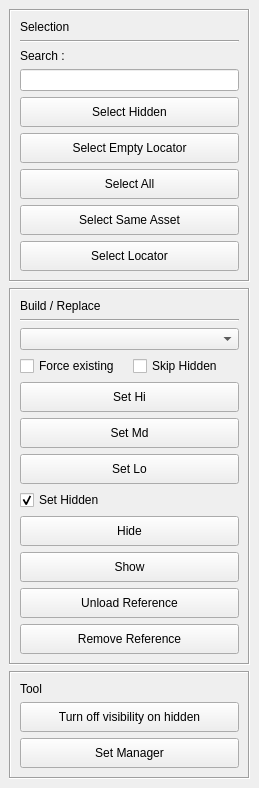
The window that setOptimizer/ui.ui (ChanonVilaiyuk/ptSetDress) describes before a commit, drawn with Qt 5.
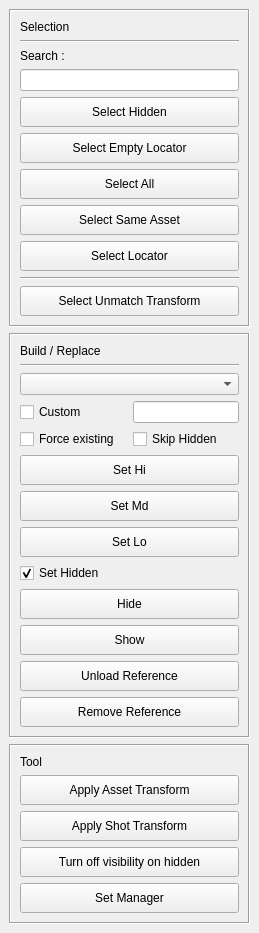
The same window after the commit.

Diff of the .ui file:
```diff
--- a/setOptimizer/ui.ui
+++ b/setOptimizer/ui.ui
@@ -7,7 +7,7 @@
     <x>0</x>
     <y>0</y>
     <width>259</width>
-    <height>761</height>
+    <height>914</height>
    </rect>
   </property>
   <property name="windowTitle">
@@ -117,6 +117,26 @@
          </property>
         </widget>
        </item>
+       <item>
+        <widget class="Line" name="line_3">
+         <property name="orientation">
+          <enum>Qt::Horizontal</enum>
+         </property>
+        </widget>
+       </item>
+       <item>
+        <widget class="QPushButton" name="selectUnmatchTransform_pushButton">
+         <property name="minimumSize">
+          <size>
+           <width>0</width>
+           <height>30</height>
+          </size>
+         </property>
+         <property name="text">
+          <string>Select Unmatch Transform</string>
+         </property>
+        </widget>
+       </item>
       </layout>
      </widget>
     </item>
@@ -146,6 +166,24 @@
        <item>
         <widget class="QComboBox" name="level_comboBox"/>
        </item>
+       <item>
+        <layout class="QHBoxLayout" name="horizontalLayout_4" stretch="2,2">
+         <item>
+          <widget class="QCheckBox" name="custom_checkBox">
+           <property name="text">
+            <string>Custom</string>
+           </property>
+          </widget>
+         </item>
+         <item>
+          <widget class="QLineEdit" name="custom_lineEdit">
+           <property name="text">
+            <string/>
+           </property>
+          </widget>
+         </item>
+        </layout>
+       </item>
        <item>
         <layout class="QHBoxLayout" name="horizontalLayout_3">
          <item>
@@ -284,6 +322,32 @@
          </property>
         </widget>
        </item>
+       <item>
+        <widget class="QPushButton" name="applyAssetTransform_pushButton">
+         <property name="minimumSize">
+          <size>
+           <width>0</width>
+           <height>30</height>
+          </size>
+         </property>
+         <property name="text">
+          <string>Apply Asset Transform</string>
+         </property>
+        </widget>
+       </item>
+       <item>
+        <widget class="QPushButton" name="applyShotTransform_pushButton">
+         <property name="minimumSize">
+          <size>
+           <width>0</width>
+           <height>30</height>
+          </size>
+         </property>
+         <property name="text">
+          <string>Apply Shot Transform</string>
+         </property>
+        </widget>
+       </item>
        <item>
         <widget class="QPushButton" name="hiddenSync_pushButton">
          <property name="minimumSize">
```
